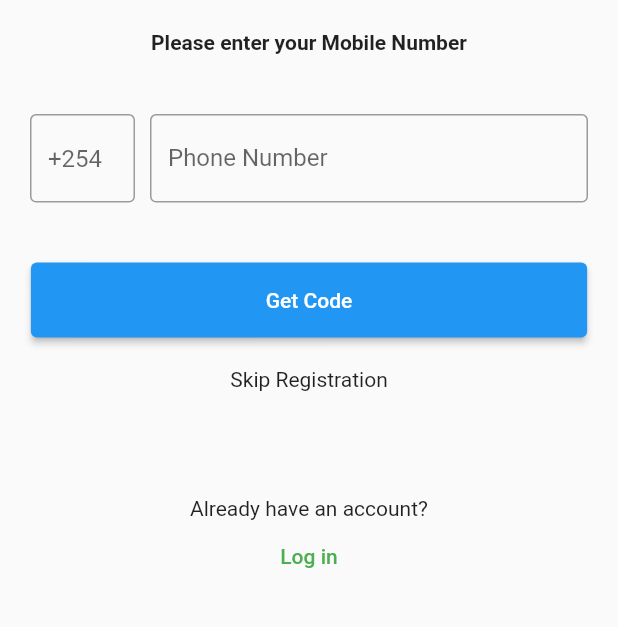
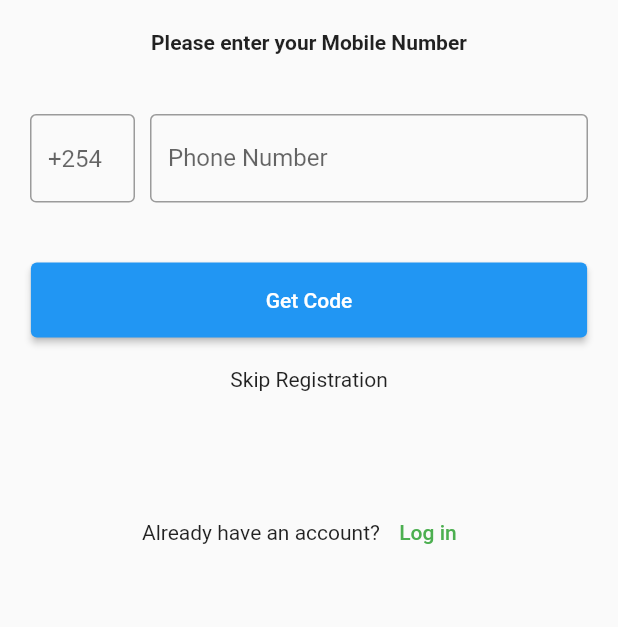
Before and after one commit to kithekadk/carekinet, a Flutter app: the screen it shows after launch, after a tap on "Get Started >>", on a phone screen of 412 x 824 dp, the part 494-1121 px from its top. Run offline on Flutter 3.47's test engine with Material 2 defaults, Android fonts, the phone set to English and light mode, and no system bars.

Commit message:
revamped landing page

```diff
--- a/lib/main.dart
+++ b/lib/main.dart
@@ -11,7 +11,7 @@ class MyApp extends StatelessWidget {
   // This widget is the root of your application.
   @override
   Widget build(BuildContext context) {
-    return MaterialApp(
+    return const MaterialApp(
       title: 'CareKinet',
       home: WelcomePage(),
       debugShowCheckedModeBanner: false,
--- a/lib/screens/verifyphoneno.dart
+++ b/lib/screens/verifyphoneno.dart
@@ -1,3 +1,4 @@
+import 'package:carekinet/screens/login.dart';
 import 'package:flutter/material.dart';
 
 class VerifyPhone extends StatelessWidget {
@@ -13,7 +14,9 @@ class VerifyPhone extends StatelessWidget {
 
 Widget verifyPhoneBody(BuildContext context) {
   Size size = MediaQuery.of(context).size;
-  return Column(
+  return SingleChildScrollView(
+    //Use this to enable scroll to deal with overflow error
+    child: Column(
       children: [
         const Image(
           fit: BoxFit.cover,
@@ -67,8 +70,8 @@ Widget verifyPhoneBody(BuildContext context) {
         ),
         Row(mainAxisAlignment: MainAxisAlignment.center, children: [
           ElevatedButton(
-          style:
-              ElevatedButton.styleFrom(minimumSize: Size(size.width * 0.9, 50)),
+            style: ElevatedButton.styleFrom(
+                minimumSize: Size(size.width * 0.9, 50)),
             onPressed: () {
               print('clicked');
             },
@@ -81,20 +84,24 @@ Widget verifyPhoneBody(BuildContext context) {
             child: GestureDetector(
                 child: const Text('Skip Registration'),
                 onTap: () {
-                print('Skip registration');
+                  print('Clicked');
                 }),
           ),
         ),
         const SizedBox(
           height: 50,
         ),
-      Column(
+        Row(
           mainAxisAlignment: MainAxisAlignment.center,
           children: [
             const Text('Already have an account?'),
             TextButton(
                 onPressed: () {
-                print('Clicked');
+                  Navigator.push(
+                      context,
+                      MaterialPageRoute(
+                        builder: (context) => const Login(),
+                      ));
                 },
                 child: const Text(
                   'Log in',
@@ -103,5 +110,6 @@ Widget verifyPhoneBody(BuildContext context) {
           ],
         )
       ],
+    ),
   );
 }
--- a/lib/screens/welcome.dart
+++ b/lib/screens/welcome.dart
@@ -7,8 +7,8 @@ class WelcomePage extends StatelessWidget {
   @override
   Widget build(BuildContext context) {
     return Scaffold(
-      backgroundColor: Colors.blueAccent,
-      appBar: _buildAppBar(),
+      backgroundColor: Color.fromARGB(255, 175, 204, 254),
+      // appBar: _buildAppBar(),
       body: Stack(
         children: [
           Container(
@@ -40,32 +40,36 @@ class WelcomePage extends StatelessWidget {
 }
 
 Widget introText(BuildContext context) {
-  final setHeight = MediaQuery.of(context).size.height;
-  final requiredHeight = setHeight * 0.5;
+  Size size = MediaQuery.of(context).size;
   return Padding(
     padding: const EdgeInsets.all(16.0),
     child: Column(
-      crossAxisAlignment: CrossAxisAlignment.start,
+      // crossAxisAlignment: CrossAxisAlignment.center,
       children: [
-        const Text(
-          "Hello Friend,",
-          style: TextStyle(fontSize: 12),
+        Container(
+          alignment: Alignment.centerLeft,
+          margin: const EdgeInsets.only(top: 40.0),
+          child: const Text(
+            "Hello Friend,",
+            style: TextStyle(fontSize: 16, color: Color.fromARGB(255, 0, 140, 254)),
+          ),
         ),
         const SizedBox(height: 12),
         const Center(
           child: Text('Care Kinet',
-              style: TextStyle(fontSize: 30, fontWeight: FontWeight.bold)),
+              style: TextStyle(fontSize: 30, fontWeight: FontWeight.bold,)),
         ),
         const SizedBox(
           height: 10,
         ),
         const Text(
-          'CareKinet is a mobile application designed to provide healthcare information and support to individuals. CareKinet helps users manage their appointments efficiently, ensuring timely access to healthcare services. It also focuses on improving drug adherence by providing medication reminders and tracking tools. Additionally, the app simplifies the process of finding and hiring home caregivers, offering a directory and matching services. With its user-friendly interface and diverse features, CareKinet empowers individuals to take control of their healthcare by seamlessly managing appointments, promoting medication adherence, and facilitating caregiver connections.',
-          style: TextStyle(fontSize: 12),
+          'CareKinet is a mobile application designed to provide healthcare information and support to individuals. CareKinet helps users manage their appointments efficiently, ensuring timely access to healthcare services. It also focuses on improving drug adherence by providing medication reminders and tracking tools. Additionally, the app simplifies the process of finding and hiring home caregivers, offering a directory and matching services.',
+          style: TextStyle(fontSize: 13, color: Colors.black),
         ),
 
         SizedBox(
-          height: requiredHeight,
+          height: size.height * 0.5,
+          child: Image.asset('assets/nurse.png'),
         ), //creates a gap to push the text below it to the bottom
         GestureDetector(
             onTap: () {
@@ -73,7 +77,7 @@ Widget introText(BuildContext context) {
                   MaterialPageRoute(builder: (context) => const VerifyPhone()));
             },
             child: const Center(
-              child: Text('Get Started >>'),
+              child: Text('Get Started >>', style: TextStyle(fontSize: 18, fontWeight: FontWeight.bold),),
             ))
       ],
     ),
--- a/pubspec.yaml
+++ b/pubspec.yaml
@@ -61,6 +61,8 @@ flutter:
   # To add assets to your application, add an assets section, like this:
   assets:
   - assets/african-nurse.jpg
+  - assets/nurse.png
+  - assets/welcome.jpeg
   #   - images/a_dot_burr.jpeg
   #   - images/a_dot_ham.jpeg
 
```
Also changed, not shown: lib/screens/login.dart (added, +26 -0 lines), assets/nurse.png (added), assets/welcome.jpeg (added), 1 other file. Lines whose indentation alone changed are shown as unchanged.
